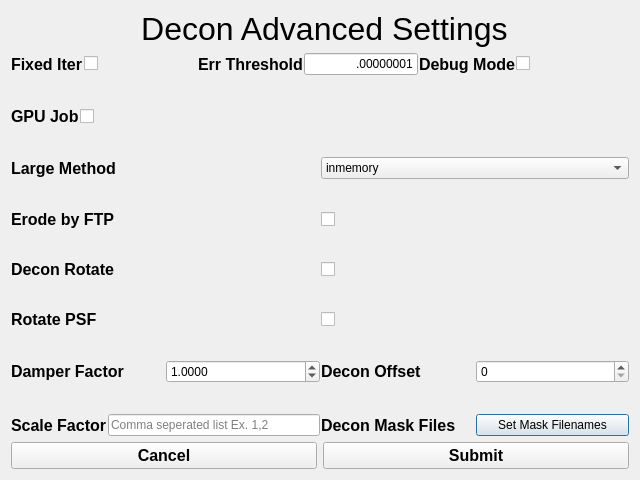
Above: src/deconadvanced.ui from abcucberkeley/PetaKit5D-GUI before the change. Below: the same form after it.
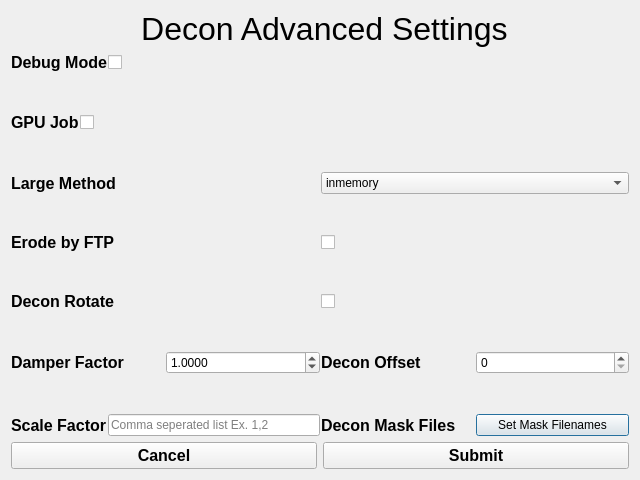
That is the form after the change.

```diff
--- a/src/deconadvanced.ui
+++ b/src/deconadvanced.ui
@@ -21,7 +21,7 @@
   </property>
   <layout class="QGridLayout" name="gridLayout" rowstretch="0,10,0">
    <item row="1" column="0">
-    <layout class="QVBoxLayout" name="verticalLayout" stretch="1,1,1,1,1,1,1,1,1,1,1,1,1,1,1">
+    <layout class="QVBoxLayout" name="verticalLayout" stretch="1,1,1,1,1,1,1,1,1,1,1,1,1">
      <property name="spacing">
       <number>1</number>
      </property>
@@ -30,74 +30,6 @@
      </property>
      <item>
       <layout class="QHBoxLayout" name="horizontalLayout_6">
-       <item>
-        <widget class="QLabel" name="fixIterLabel">
-         <property name="sizePolicy">
-          <sizepolicy hsizetype="Preferred" vsizetype="Preferred">
-           <horstretch>0</horstretch>
-           <verstretch>0</verstretch>
-          </sizepolicy>
-         </property>
-         <property name="font">
-          <font>
-           <pointsize>12</pointsize>
-           <bold>true</bold>
-           <strikeout>false</strikeout>
-           <kerning>true</kerning>
-          </font>
-         </property>
-         <property name="text">
-          <string>Fixed Iter</string>
-         </property>
-        </widget>
-       </item>
-       <item>
-        <widget class="QCheckBox" name="fixIterCheckBox">
-         <property name="sizePolicy">
-          <sizepolicy hsizetype="MinimumExpanding" vsizetype="Maximum">
-           <horstretch>0</horstretch>
-           <verstretch>0</verstretch>
-          </sizepolicy>
-         </property>
-         <property name="autoFillBackground">
-          <bool>false</bool>
-         </property>
-         <property name="text">
-          <string/>
-         </property>
-        </widget>
-       </item>
-       <item>
-        <widget class="QLabel" name="errThreshLabel">
-         <property name="font">
-          <font>
-           <pointsize>12</pointsize>
-           <bold>true</bold>
-           <strikeout>false</strikeout>
-           <kerning>true</kerning>
-          </font>
-         </property>
-         <property name="text">
-          <string>Err Threshold</string>
-         </property>
-        </widget>
-       </item>
-       <item>
-        <widget class="QLineEdit" name="errThreshLineEdit">
-         <property name="sizePolicy">
-          <sizepolicy hsizetype="Expanding" vsizetype="Maximum">
-           <horstretch>0</horstretch>
-           <verstretch>0</verstretch>
-          </sizepolicy>
-         </property>
-         <property name="text">
-          <string>.00000001</string>
-         </property>
-         <property name="alignment">
-          <set>Qt::AlignRight|Qt::AlignTrailing|Qt::AlignVCenter</set>
-         </property>
-        </widget>
-       </item>
        <item>
         <widget class="QLabel" name="debugLabel">
          <property name="sizePolicy">
@@ -334,43 +266,6 @@
        </property>
       </spacer>
      </item>
-     <item>
-      <layout class="QHBoxLayout" name="horizontalLayout">
-       <item>
-        <widget class="QLabel" name="rotatePSFLabel">
-         <property name="font">
-          <font>
-           <pointsize>12</pointsize>
-           <bold>true</bold>
-          </font>
-         </property>
-         <property name="text">
-          <string>Rotate PSF</string>
-         </property>
-        </widget>
-       </item>
-       <item>
-        <widget class="QCheckBox" name="rotatePSFCheckBox">
-         <property name="text">
-          <string/>
-         </property>
-        </widget>
-       </item>
-      </layout>
-     </item>
-     <item>
-      <spacer name="verticalSpacer_2">
-       <property name="orientation">
-        <enum>Qt::Vertical</enum>
-       </property>
-       <property name="sizeHint" stdset="0">
-        <size>
-         <width>20</width>
-         <height>40</height>
-        </size>
-       </property>
-      </spacer>
-     </item>
      <item>
       <layout class="QHBoxLayout" name="horizontalLayout_2">
        <item>
```
